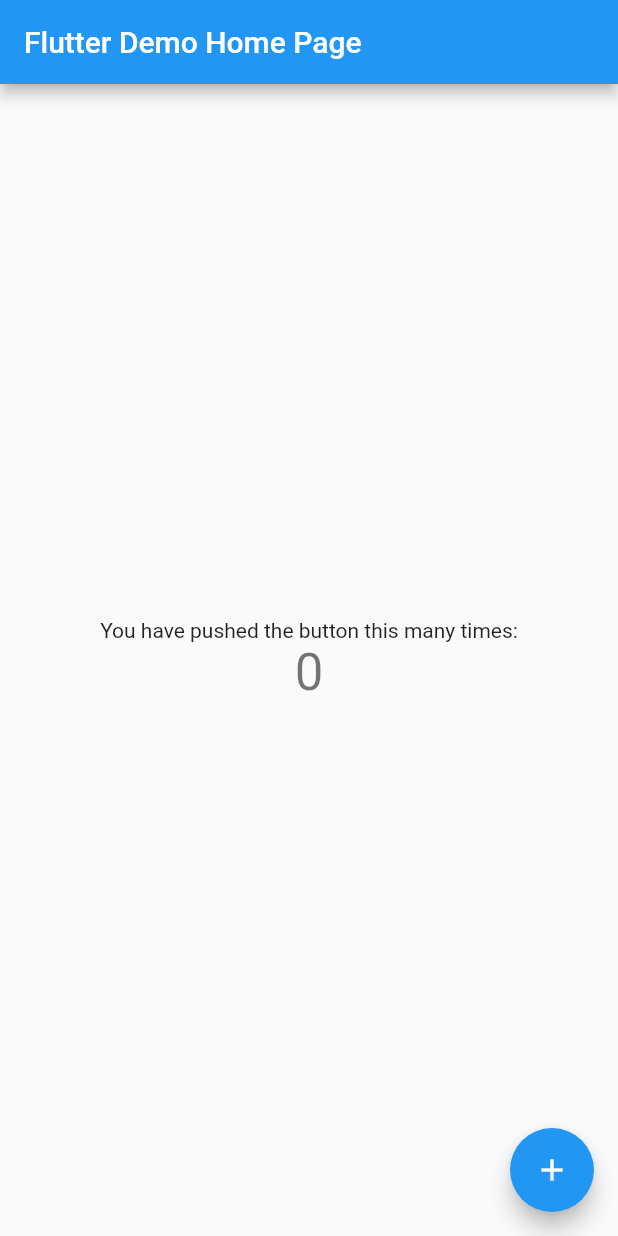
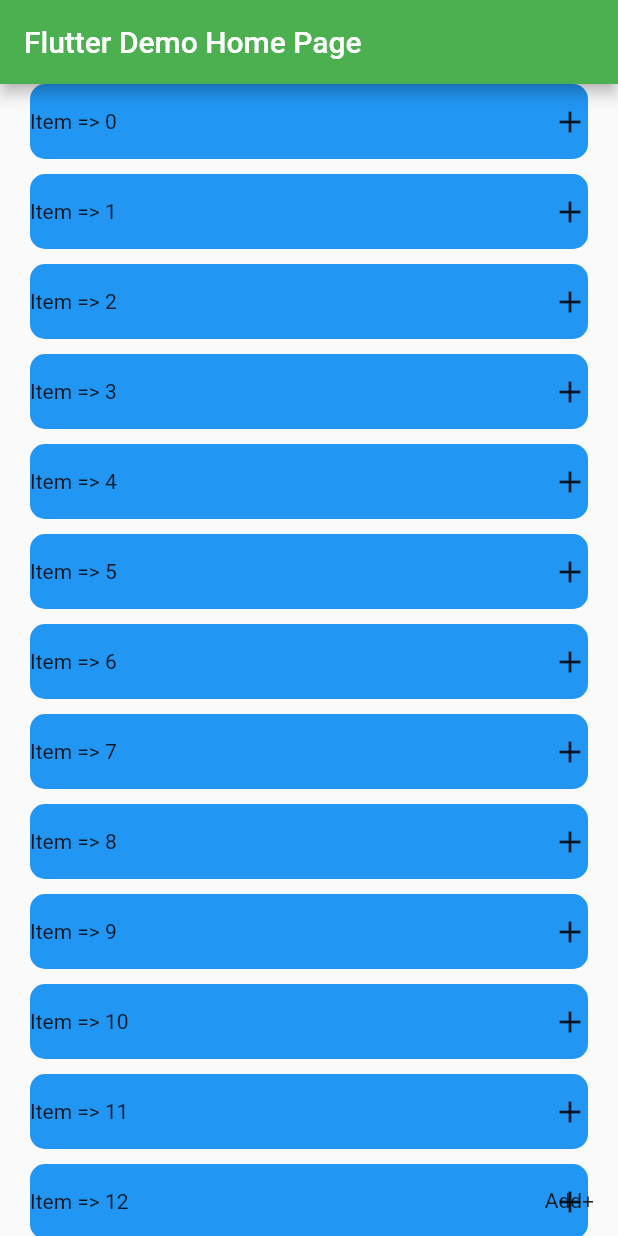
Before and after one commit to erfansajjadie/flutter-club-reservation, a Flutter app: the screen it shows after launch, on a phone screen of 412 x 824 dp. Run offline on Flutter 3.47's test engine with Material 2 defaults, Android fonts, the phone set to English and light mode, and no system bars; Roboto replaces fonts that are missing (IranYekan).

```diff
--- a/lib/main.dart
+++ b/lib/main.dart
@@ -11,20 +11,9 @@ class MyApp extends StatelessWidget {
     return MaterialApp(
       title: 'Flutter Demo',
       theme: ThemeData(
-        // This is the theme of your application.
-        //
-        // Try running your application with "flutter run". You'll see the
-        // application has a blue toolbar. Then, without quitting the app, try
-        // changing the primarySwatch below to Colors.green and then invoke
-        // "hot reload" (press "r" in the console where you ran "flutter run",
-        // or simply save your changes to "hot reload" in a Flutter IDE).
-        // Notice that the counter didn't reset back to zero; the application
-        // is not restarted.
         primarySwatch: Colors.blue,
-        // This makes the visual density adapt to the platform that you run
-        // the app on. For desktop platforms, the controls will be smaller and
-        // closer together (more dense) than on mobile platforms.
         visualDensity: VisualDensity.adaptivePlatformDensity,
+        fontFamily: "IranYekan",
       ),
       home: MyHomePage(title: 'Flutter Demo Home Page'),
     );
@@ -33,16 +22,6 @@ class MyApp extends StatelessWidget {
 
 class MyHomePage extends StatefulWidget {
   MyHomePage({Key key, this.title}) : super(key: key);
-
-  // This widget is the home page of your application. It is stateful, meaning
-  // that it has a State object (defined below) that contains fields that affect
-  // how it looks.
-
-  // This class is the configuration for the state. It holds the values (in this
-  // case the title) provided by the parent (in this case the App widget) and
-  // used by the build method of the State. Fields in a Widget subclass are
-  // always marked "final".
-
   final String title;
 
   @override
@@ -50,68 +29,53 @@ class MyHomePage extends StatefulWidget {
 }
 
 class _MyHomePageState extends State<MyHomePage> {
+
+
   int _counter = 0;
+  String textValue = "";
+  final controller = TextEditingController();
+  List<String> names = ["Erfan" , "Ali"];
 
-  void _incrementCounter() {
-    setState(() {
-      // This call to setState tells the Flutter framework that something has
-      // changed in this State, which causes it to rerun the build method below
-      // so that the display can reflect the updated values. If we changed
-      // _counter without calling setState(), then the build method would not be
-      // called again, and so nothing would appear to happen.
-      _counter++;
+  @override
+  void initState() {
+    controller.addListener(() {
+      setState(() {});
     });
+    super.initState();
   }
 
   @override
   Widget build(BuildContext context) {
-    // This method is rerun every time setState is called, for instance as done
-    // by the _incrementCounter method above.
-    //
-    // The Flutter framework has been optimized to make rerunning build methods
-    // fast, so that you can just rebuild anything that needs updating rather
-    // than having to individually change instances of widgets.
     return Scaffold(
       appBar: AppBar(
-        // Here we take the value from the MyHomePage object that was created by
-        // the App.build method, and use it to set our appbar title.
         title: Text(widget.title),
+        backgroundColor: Colors.green,
       ),
       body: Center(
-        // Center is a layout widget. It takes a single child and positions it
-        // in the middle of the parent.
-        child: Column(
-          // Column is also a layout widget. It takes a list of children and
-          // arranges them vertically. By default, it sizes itself to fit its
-          // children horizontally, and tries to be as tall as its parent.
-          //
-          // Invoke "debug painting" (press "p" in the console, choose the
-          // "Toggle Debug Paint" action from the Flutter Inspector in Android
-          // Studio, or the "Toggle Debug Paint" command in Visual Studio Code)
-          // to see the wireframe for each widget.
-          //
-          // Column has various properties to control how it sizes itself and
-          // how it positions its children. Here we use mainAxisAlignment to
-          // center the children vertically; the main axis here is the vertical
-          // axis because Columns are vertical (the cross axis would be
-          // horizontal).
-          mainAxisAlignment: MainAxisAlignment.center,
-          children: <Widget>[
-            Text(
-              'You have pushed the button this many times:',
-            ),
-            Text(
-              '$_counter',
-              style: Theme.of(context).textTheme.headline4,
-            ),
-          ],
+        child: ListView.builder(
+          itemCount: 2000,
+          padding: EdgeInsets.symmetric(horizontal: 20),
+          itemBuilder: (context, index) {
+            return Container(
+              height: 50,
+              margin: EdgeInsets.only(bottom: 10),
+              decoration: BoxDecoration(
+                borderRadius: BorderRadius.circular(10),
+                color: Colors.blue,
+              ),
+
+              child: Row(
+                children: [
+                  Text("Item => $index"),
+                  Spacer(),
+                  Icon(Icons.add)
+                ],
+              ),
+            );
+          },
         ),
       ),
-      floatingActionButton: FloatingActionButton(
-        onPressed: _incrementCounter,
-        tooltip: 'Increment',
-        child: Icon(Icons.add),
-      ), // This trailing comma makes auto-formatting nicer for build methods.
+      floatingActionButton: Text("Add+")
     );
   }
 }
```
Also changed, not shown: 1 other file.
